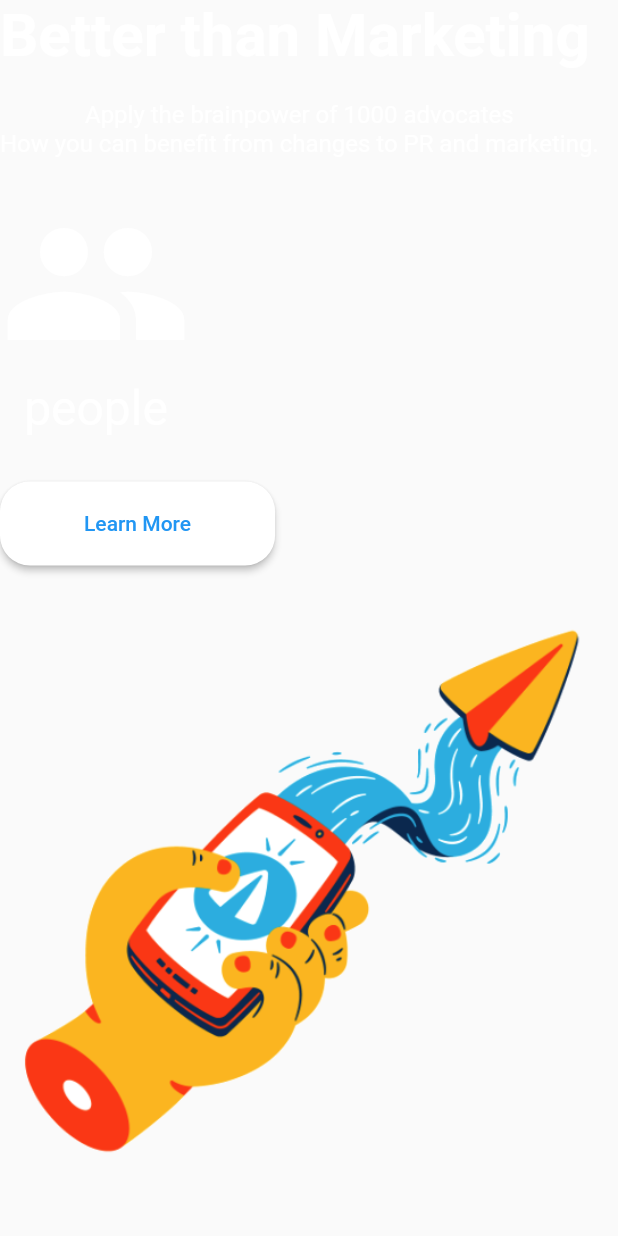
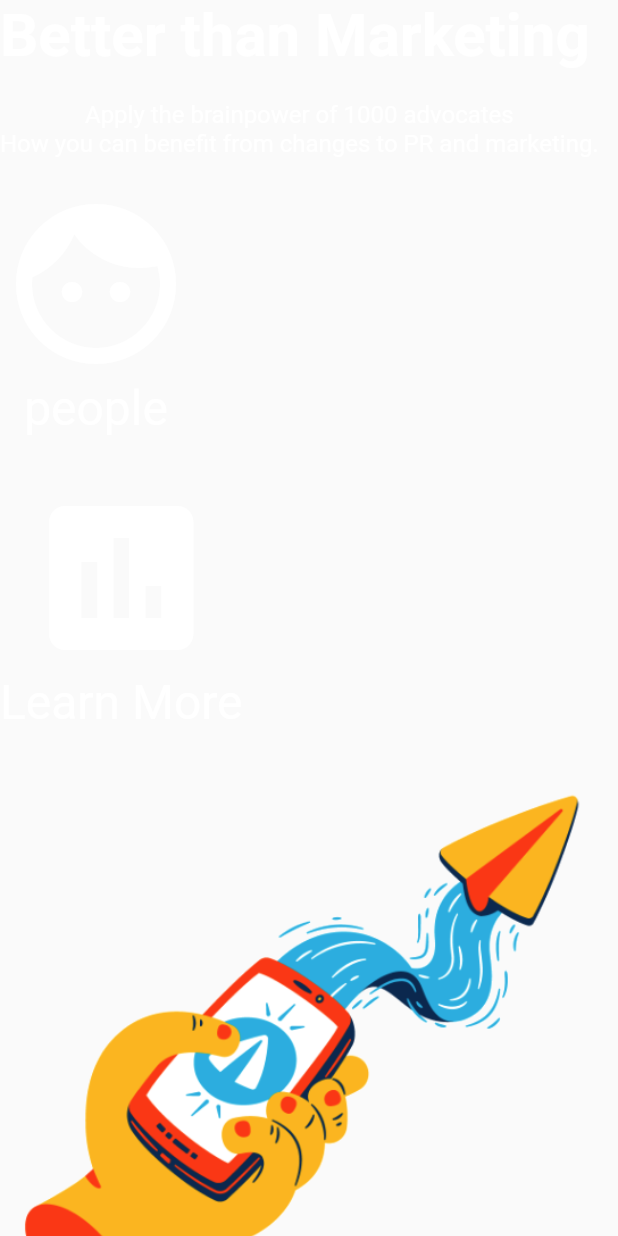
Before and after one commit to codetricity/flutter-web, a Flutter app: the AboutPage widget shown alone on an empty page, opened directly, on a phone screen of 412 x 824 dp. Run offline on Flutter 3.47's test engine with Material 2 defaults, Android fonts, the phone set to English and light mode, and no system bars; missing offline and left inert: dart:html, dart:js; Roboto replaces fonts that are missing (Rubik).

Commit message:
added people and learn more

```diff
--- a/lib/About/AboutPage.dart
+++ b/lib/About/AboutPage.dart
@@ -47,7 +47,7 @@ class AboutPage extends StatelessWidget {
                   child: Column(
                     children: <Widget>[
                       Icon(
-                        Icons.people,
+                        Icons.face,
                         size: 128,
                         color: Colors.white,
                         ),
@@ -68,29 +68,32 @@ class AboutPage extends StatelessWidget {
                 ),
 
 
-                // services
-                MaterialButton(
-                  color: Colors.white,
-                  shape: RoundedRectangleBorder(
-                    borderRadius: BorderRadius.all(
-                      Radius.circular(20.0),
-                    ),
-                  ),
-                  onPressed: () {
-                    Navigator.push(
-                      context,
-                      MaterialPageRoute(builder: (context) => Demo()),
-                    );
-                  },
-                  child: Padding(
-                    padding: const EdgeInsets.symmetric(
-                        vertical: 20.0, horizontal: 40.0),
-                    child: Text(
-                      "Learn More",
-                      style: TextStyle(color: Colors.blue),
-                    ),
+                // learn more
+                InkWell(
+                  onTap: () {
+                    String externalUrl =
+                      'http://oppkey.com';
+
+                    js.context.callMethod("open", [externalUrl]);
+                 },
+                  child: Column(
+                    children: <Widget>[
+                      Icon(
+                        Icons.poll,
+                        size: 128,
+                        color: Colors.white,
+                        ),
+                      Text('Learn More',
+
+                        style: TextStyle(
+                          fontSize: 32,
+                          color: Colors.white,
+                        ),
+                      ),
+                    ],
                   ),
                 ),
+
           ],
         ),
       ),
```
